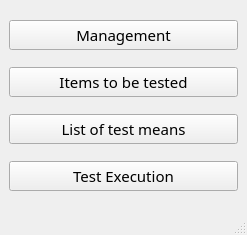
HouzeZHANG/CSLMSM, file cleansky_LMSM/ui_to_py_by_qtdesigner/Menu.ui: the form before one commit.
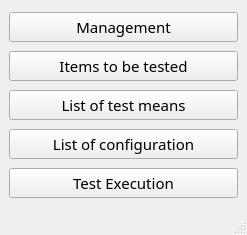
The form after the commit.

Commit message: checkout to uiListOfConfiguration

What changed in the file:
```diff
--- a/cleansky_LMSM/ui_to_py_by_qtdesigner/Menu.ui
+++ b/cleansky_LMSM/ui_to_py_by_qtdesigner/Menu.ui
@@ -54,6 +54,19 @@
       </property>
      </widget>
     </item>
+    <item>
+     <widget class="QPushButton" name="pushButton_2">
+      <property name="font">
+       <font>
+        <family>微软雅黑</family>
+        <pointsize>11</pointsize>
+       </font>
+      </property>
+      <property name="text">
+       <string>List of configuration</string>
+      </property>
+     </widget>
+    </item>
     <item>
      <widget class="QPushButton" name="pushButton_5">
       <property name="font">
```
The commit also changes 15 other files.
